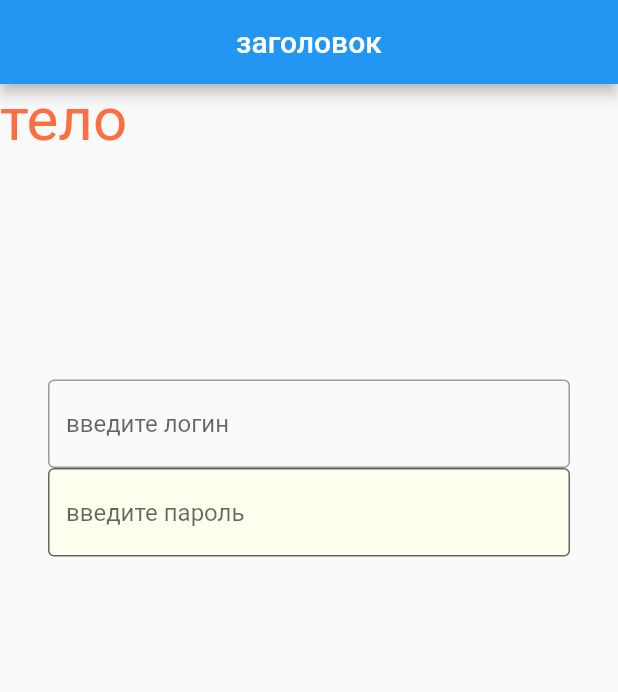
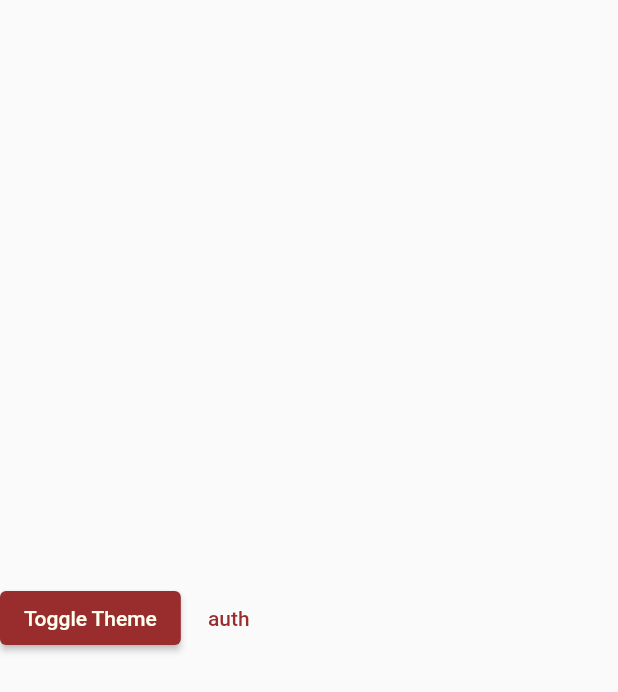
Before and after one commit to EvgrafovBTW/FlutterThemes, a Flutter app: the screen it shows after launch, on a phone screen of 412 x 824 dp. Shown: the top 692 px of the screen. Run offline on Flutter 3.47's test engine with Material 2 defaults, Android fonts, the phone set to English and light mode, and no system bars; our stand-ins replace get.

Commit message:
backup
бэкаплю чтобы потом перенести потом

```diff
--- a/lib/main.dart
+++ b/lib/main.dart
@@ -1,68 +1,122 @@
-// ignore_for_file: prefer_const_constructors
+// ignore_for_file: prefer_const_constructors, prefer_final_fields
+import 'package:get/get.dart';
+import 'themes.dart';
 
-import 'dart:async';
+
 import 'package:flutter/material.dart';
 
-void main() => runApp(MyApp());
+void main() => runApp(MaterialApp(
+  title: 'App',
+  home: App(),
+  routes: {
+    'app': (context) => App(),
+    'auth': (context) => Authorization(),
+  },
+));
 
-class MyApp extends StatelessWidget {
-  const MyApp({Key? key}) : super(key: key);
+class App extends StatelessWidget {
+  final ValueNotifier<ThemeMode> _notifier = ValueNotifier(ThemeMode.system);
+
+ App({Key? key}) : super(key: key);
 
   @override
   Widget build(BuildContext context) {
+    return ValueListenableBuilder<ThemeMode>(
+      valueListenable: _notifier,
+      builder: (_, mode, __) {
+        return MaterialApp(
+           theme: Style.themeData,
+          darkTheme: ThemeData.dark(),
+          themeMode: mode, // Decides which theme to show, light or dark.
+          home: Scaffold(
+            body: Center(
+              child: Row(
+                children: [
+                  ElevatedButton(
+                  onPressed: () => _notifier.value = mode == ThemeMode.light ? ThemeMode.dark : ThemeMode.light,
+                  child: Text('Toggle Theme'),
+                  ),
+                  TextButton(
+                    child: Text('auth'),
+                    onPressed: () {
+                      Navigator.pushReplacementNamed(context, "auth");
+                    },
+                  )
+                ],
+              ),
+            ),
+          ),
+        );
+      },
+    );
+  }
+}
+
+class Authorization extends StatelessWidget{
+  const Authorization({Key? key}) : super(key: key);
+
+
+  @override
+  Widget build(BuildContext context){
+
+    ElevatedButton _btn = ElevatedButton(onPressed: () { Navigator.pushReplacementNamed(context, 'app');  }, child: Text('на главную'));
+
     Widget auth = Container(
-      padding: const EdgeInsets.only(top: 150, left: 32, right: 32),
-      child: Row(
-        children: [Expanded(child: Column(
-              crossAxisAlignment: CrossAxisAlignment.start,
-              children: const [
-                TextField(
-                  decoration: InputDecoration(
-                    border: OutlineInputBorder(),
-                    hintText: 'введите логин',
-                  ),
-                ),
-                TextField(
-                  decoration: InputDecoration(
-                    filled: true,
-                    fillColor: Color(0xFFFFFFF0),
-
-                    border: OutlineInputBorder(
-                    ),
-                    hintText: 'введите пароль',
-                  ),
-                ),
-              ],
-            )
-          )
-        ],
-      )
+      padding: const EdgeInsets.only(top: 350, left: 32, right: 32),
 
     );
-    return MaterialApp(
-      title: 'Flutter Demo',
-      theme: ThemeData(),
-      darkTheme: ThemeData.dark(), // standard dark theme
-      themeMode: ThemeMode.system, // device controls theme
-      home: Scaffold(
-        appBar: AppBar(
-          title: Text('заголовок'),
-            centerTitle: true,
-          ),
 
-        body: ListView(
-          children:  [
-            Text('тело', style:
-              TextStyle(
-                fontSize: 40,
-                color: Colors.deepOrangeAccent,
-                fontFamily: 'Roboto',
-              ),
-            ),
+
+    return GetMaterialApp(
+      theme: Themes.light,
+      //darkTheme: Themes.dark,
+      home: Center(
+
+        child: Column(
+          crossAxisAlignment: CrossAxisAlignment.center,
+
+          children: [
+            Themes.bebra,
             auth,
+            _btn,
           ],
         ),
+
       ),
     );
   }
 }
+
+class Style extends StatelessWidget{
+
+ static ThemeData themeData = ThemeData(colorScheme:
+              ColorScheme(
+                primary: Color(0xFF992C2C), // основной
+                primaryVariant: Color(0xFF6e2020), //более тёмный основной
+                onPrimary: Color(0xFFFFFFF0), //текст на основной
+
+                secondary: Colors.amber,  // второй цвет
+                secondaryVariant: Colors.amber, // более тёмный второй цвет
+                onSecondary: Colors.amber, // текст на втором цвете
+
+                surface: Color(0xFF992C2C), // основной в тёмной теме
+                onSurface: Color(0xFFFFFFF0), // текст на основном в тёмной теме
+
+                background: Colors.pink, // бэкграунд за листаемыми объектами
+                onBackground: Colors.pink, // текст на бэкграунде
+
+                error: Colors.red, // цвет фона на ошибках пользователя
+                onError: Colors.red, // текст на ошибке
+
+                brightness: Brightness.light // тема приложения (тёмная\светлая),
+              )
+           );
+
+  const Style({Key? key}) : super(key: key);
+
+  @override
+  Widget build(BuildContext context) {
+
+    throw UnimplementedError();
+  }
+}
--- /dev/null
+++ b/lib/themes.dart
@@ -0,0 +1,16 @@
+import 'package:flutter/material.dart';
+
+class Themes {
+  static final light = ThemeData.light().copyWith(
+    backgroundColor: Colors.white,
+    primaryColor: const Color(0xFF992C2C),
+
+  );
+
+  static final dark = ThemeData.dark().copyWith(
+    backgroundColor: Colors.yellow,
+    primaryColor: const Color(0xFF992C2C),
+
+  );
+  static const bebra = Text('suuka');
+}
--- a/pubspec.yaml
+++ b/pubspec.yaml
@@ -27,6 +27,7 @@ environment:
 # the latest version available on pub.dev. To see which dependencies have newer
 # versions available, run `flutter pub outdated`.
 dependencies:
+  get: ^3.13.2
   flutter:
     sdk: flutter
 
```
Also changed, not shown: pubspec.lock.
